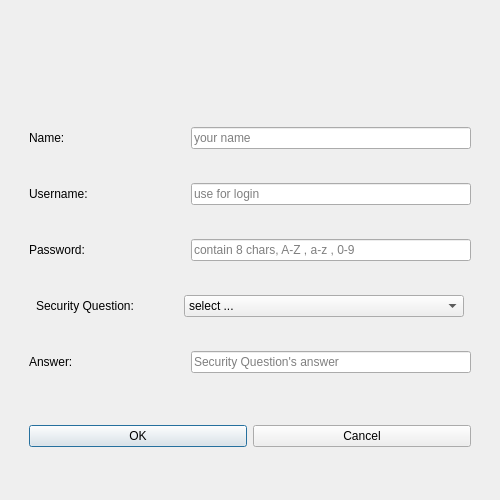
The window that ToDoListClient/signup.ui (captain-moji/To_Do_List_Project) describes before a commit, drawn with Qt 5.
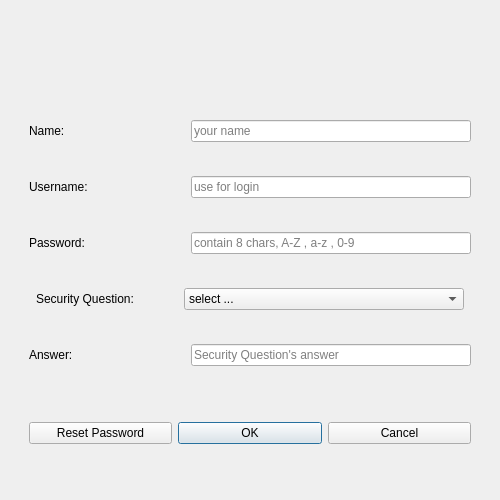
The same window after the commit.

What changed in the file:
```diff
--- a/ToDoListClient/signup.ui
+++ b/ToDoListClient/signup.ui
@@ -11,7 +11,7 @@
    </rect>
   </property>
   <property name="sizePolicy">
-   <sizepolicy hsizetype="Fixed" vsizetype="Fixed">
+   <sizepolicy hsizetype="Fixed" vsizetype="Preferred">
     <horstretch>0</horstretch>
     <verstretch>0</verstretch>
    </sizepolicy>
@@ -19,7 +19,7 @@
   <property name="minimumSize">
    <size>
     <width>500</width>
-    <height>500</height>
+    <height>200</height>
    </size>
   </property>
   <property name="maximumSize">
@@ -40,7 +40,7 @@
         <property name="maximumSize">
          <size>
           <width>16777215</width>
-          <height>100</height>
+          <height>80</height>
          </size>
         </property>
        </widget>
@@ -257,6 +257,16 @@
       <item>
        <widget class="QWidget" name="widget_8" native="true">
         <layout class="QHBoxLayout" name="horizontalLayout_6">
+         <item>
+          <widget class="QPushButton" name="reset_password_BTN">
+           <property name="enabled">
+            <bool>true</bool>
+           </property>
+           <property name="text">
+            <string>Reset Password</string>
+           </property>
+          </widget>
+         </item>
          <item>
           <widget class="QPushButton" name="signup_ok_BTN">
            <property name="text">
```
